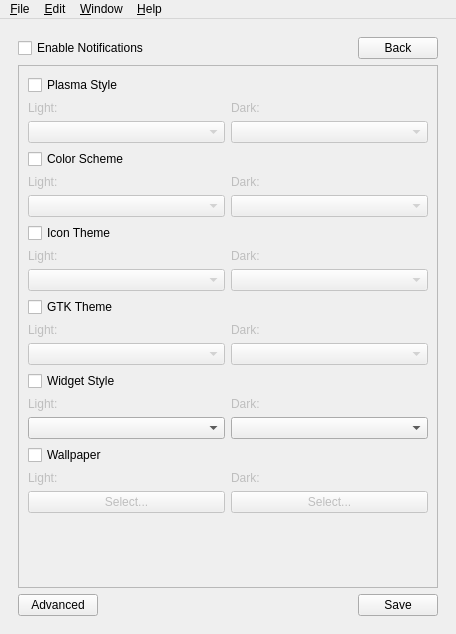
The window that src/mainwindow.ui (Da-Viper/Koi) describes before a commit, drawn with Qt 5.
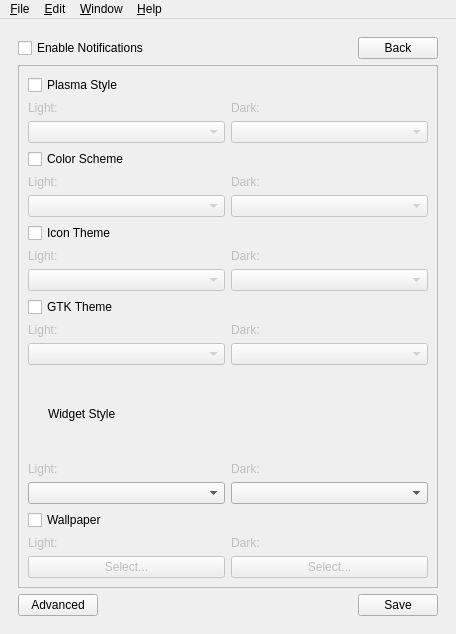
The same window after the commit. The open tabs and pages were chosen to show the change. Icons and pictures are not drawn. Custom widgets are drawn as their Qt base class.

Commit message: removed redundant statements

Diff of the .ui file:
```diff
--- a/src/mainwindow.ui
+++ b/src/mainwindow.ui
@@ -203,9 +203,9 @@
            <property name="geometry">
             <rect>
              <x>0</x>
-             <y>0</y>
-             <width>214</width>
-             <height>720</height>
+             <y>-232</y>
+             <width>395</width>
+             <height>716</height>
             </rect>
            </property>
            <layout class="QFormLayout" name="formLayout">
@@ -430,11 +430,41 @@
             <item row="5" column="0" colspan="2">
              <layout class="QVBoxLayout" name="WidgetStyle">
               <item>
-               <widget class="QCheckBox" name="widgetStyleCheckBox">
-                <property name="text">
-                 <string>Widget Style</string>
-                </property>
-               </widget>
+               <layout class="QGridLayout" name="gridLayout_5">
+                <item row="0" column="0">
+                 <spacer name="verticalSpacer">
+                  <property name="orientation">
+                   <enum>Qt::Vertical</enum>
+                  </property>
+                  <property name="sizeHint" stdset="0">
+                   <size>
+                    <width>20</width>
+                    <height>40</height>
+                   </size>
+                  </property>
+                 </spacer>
+                </item>
+                <item row="0" column="2">
+                 <spacer name="horizontalSpacer_10">
+                  <property name="orientation">
+                   <enum>Qt::Horizontal</enum>
+                  </property>
+                  <property name="sizeHint" stdset="0">
+                   <size>
+                    <width>40</width>
+                    <height>20</height>
+                   </size>
+                  </property>
+                 </spacer>
+                </item>
+                <item row="0" column="1">
+                 <widget class="QLabel" name="label_3">
+                  <property name="text">
+                   <string>Widget Style</string>
+                  </property>
+                 </widget>
+                </item>
+               </layout>
               </item>
               <item>
                <layout class="QHBoxLayout" name="horizontalLayout_10">
```
Left out of the diff: 2 changed lines with no effect on the pictures. The commit also changes 1 other file.
